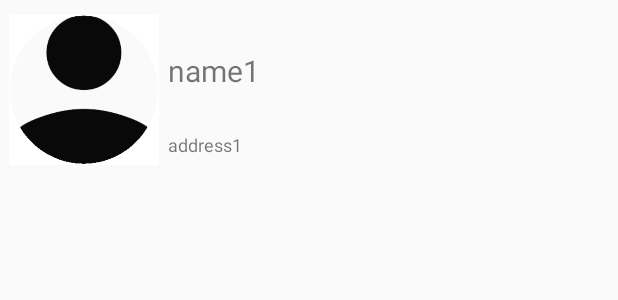
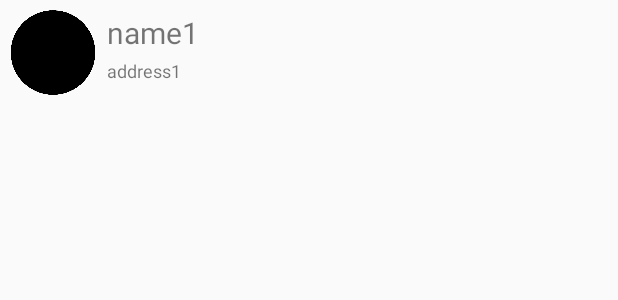
Before and after one commit to toto-lacky/3-tabs, an Android app: the layout layout_address_block.xml on its own in the app's theme, with its tools: preview values and no code run, on a phone screen of 412 x 824 dp. Shown: the top 300 px of the screen. Run offline under Robolectric (Android 15) with nearby library versions, the phone set to English and light mode, and no system bars.

Commit message:
동그란 이미지
- 이미지가 동그래짐

```diff
--- a/app/src/main/java/com/example/project1_java/AddressAdapter.kt
+++ b/app/src/main/java/com/example/project1_java/AddressAdapter.kt
@@ -47,6 +47,7 @@ class AddressAdapter(val context: Context, val addrList: ArrayList<Addr_Profile?
                 val photoid = prof.photoid
                 val personid = prof.personId
                 Photo?.setImageBitmap(loadContactPhoto(context.contentResolver, personid, photoid))
+                Log.d("Called Image","personid: "+personid+" photoid: "+photoid)
                 //Photo?.setImageResource(resourceId.toInt())
             } else {
                 Photo?.setImageResource(R.drawable.def_icon)
--- a/app/src/main/res/layout/layout_address_block.xml
+++ b/app/src/main/res/layout/layout_address_block.xml
@@ -2,29 +2,25 @@
 <RelativeLayout xmlns:android="http://schemas.android.com/apk/res/android"
     xmlns:app="http://schemas.android.com/apk/res-auto"
     android:layout_width="fill_parent"
-    android:layout_height="120dp"
-    android:padding="6dip" >
+    android:layout_height="70dp"
+    android:padding="5dip" >
 
     <ImageView
         android:id="@+id/elem_icon"
-        android:layout_width="100dp"
-        android:layout_height="100dp"
-        android:layout_alignParentTop="true"
-        android:layout_alignParentBottom="true"
+        android:layout_width="@dimen/profile_image"
+        android:layout_height="@dimen/profile_image"
         android:layout_marginTop="0dp"
+        android:layout_marginEnd="6dip"
         android:layout_marginRight="10dip"
         android:contentDescription="TODO"
-        android:src="@drawable/def_icon"
-        android:layout_marginEnd="6dip"/>
+        android:src="@drawable/allblack_icon" />
 
     <ImageView
         android:id="@+id/circle_mask"
-        android:layout_width="100dp"
-        android:layout_height="100dp"
-        android:layout_alignParentTop="true"
-        android:layout_alignParentBottom="true"
+        android:layout_height="@dimen/profile_image"
+        android:layout_width="@dimen/profile_image"
         android:layout_marginTop="0dp"
-        android:layout_marginRight="10dip"
+        android:layout_marginRight="0dip"
         android:contentDescription="TODO"
         android:src="@drawable/circle_mask"
         android:layout_marginEnd="6dip"/>
@@ -35,7 +31,7 @@
         android:layout_height="26dip"
         android:layout_alignParentBottom="true"
         android:layout_alignParentRight="true"
-        android:layout_toRightOf="@id/elem_icon"
+        android:layout_toRightOf="@id/circle_mask"
         android:ellipsize="marquee"
         android:text="@string/default_address"
         android:textSize="12sp"
@@ -51,7 +47,7 @@
         android:layout_alignParentRight="true"
         android:layout_alignParentTop="true"
         android:layout_alignWithParentIfMissing="true"
-        android:layout_toRightOf="@id/elem_icon"
+        android:layout_toRightOf="@id/circle_mask"
         android:gravity="center_vertical"
         android:text="@string/default_name"
         android:textSize="20sp"
--- a/app/src/main/res/values/dimens.xml
+++ b/app/src/main/res/values/dimens.xml
@@ -5,4 +5,5 @@
     <dimen name="appbar_padding">16dp</dimen>
     <dimen name="fab_margin">16dp</dimen>
     <dimen name="appbar_padding_top">8dp</dimen>
+    <dimen name="profile_image">60dp</dimen>
 </resources>
```
Also changed, not shown: app/src/main/res/drawable/allblack_icon.png (added), app/src/main/res/drawable/circle_mask.png, app/src/main/res/drawable/circle_mask_old.png (added), app/src/main/res/drawable/circle_mask_olld.png (added).
